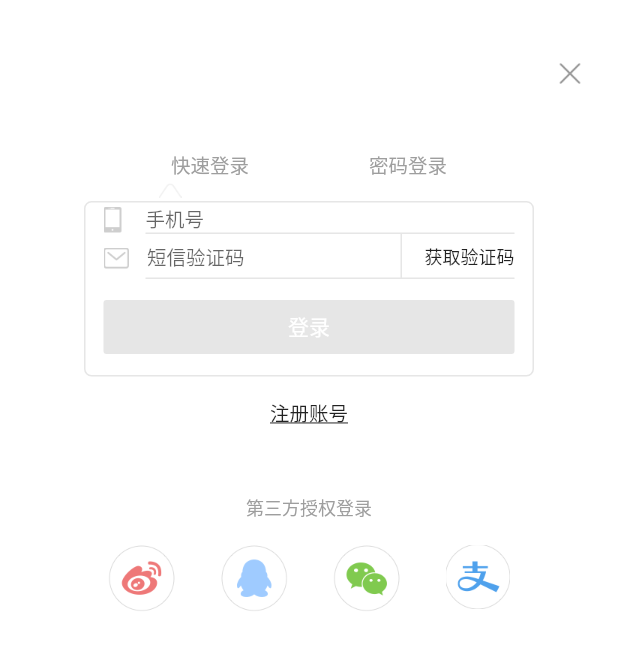
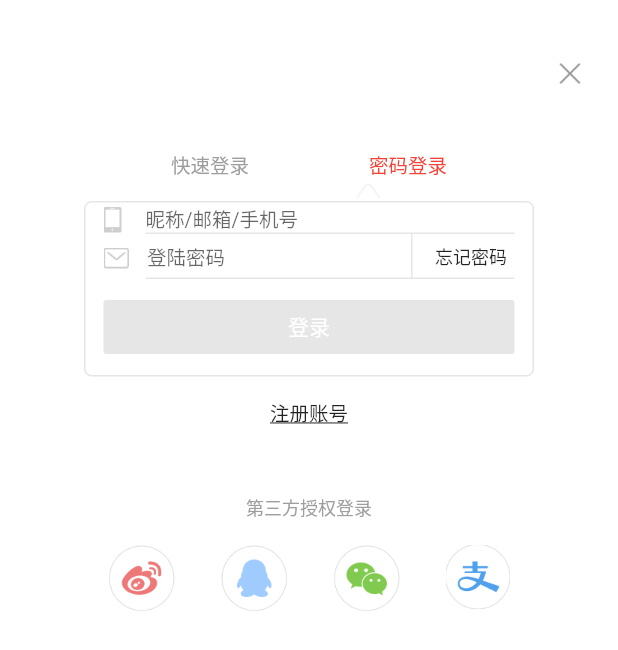
Before and after one commit to yyydddzzz/ymatou_demo, a Flutter app: the YMTLoginPage screen opened by its route, after a tap on "密码登录", on a phone screen of 412 x 824 dp. Shown: the top 650 px of the screen. Run offline on Flutter 3.47's test engine with Material 2 defaults, Android fonts, the light colour scheme and no system bars; our stand-ins replace bloc, device_info, dio, equatable, flutter_bloc, flutter_swiper and 1 more; network calls fail.

Commit message:
登陆页面部分逻辑

```diff
--- a/lib/my/pages/ymt_login_page.dart
+++ b/lib/my/pages/ymt_login_page.dart
@@ -1,8 +1,30 @@
+import 'dart:async';
 import 'package:flutter/material.dart';
+import 'package:rxdart/rxdart.dart';
 import '../../common/ymt_asset_path.dart';
 import '../../common/ymt_text_style.dart';
 
-class YMTLoginPage extends StatelessWidget {
+enum YMTLoginFieldType {
+  Message,
+  Password
+}
+
+class YMTLoginPage extends StatefulWidget {
+  YMTLoginPage({Key key}) : super(key: key);
+
+  @override
+  _YMTLoginPageState createState() => _YMTLoginPageState();
+}
+
+class _YMTLoginPageState extends State<YMTLoginPage> {
+  final StreamController<YMTLoginFieldType> _loginSwitchCtl = StreamController<YMTLoginFieldType>.broadcast();
+
+  @override
+  void dispose() {
+    _loginSwitchCtl.close();
+    super.dispose();
+  }
+
   @override
   Widget build(BuildContext context) {
     return Scaffold(
@@ -14,17 +36,26 @@ class YMTLoginPage extends StatelessWidget {
             color: Colors.white,
             child: Column(
               children: <Widget>[
-                Wrap(
+                StreamBuilder(
+                  stream: _loginSwitchCtl.stream,
+                  initialData: YMTLoginFieldType.Message,
+                  builder: (BuildContext context, AsyncSnapshot snapshot){
+                    return Container(
+                      child: Wrap(
                         spacing: 80,
                         children: <Widget>[
                           Column(
                             children: <Widget>[
                               GestureDetector(
-                          onTap: () {},
+                                onTap: () {
+                                  if (snapshot.data != YMTLoginFieldType.Message) {
+                                    _loginSwitchCtl.sink.add(YMTLoginFieldType.Message);
+                                  }
+                                },
                                 child: Text(
                                   '快速登录',
                                   style: TextStyle(
-                              color: Colors.grey,
+                                    color: snapshot.data == YMTLoginFieldType.Message ? Colors.red : Colors.grey,
                                     decoration: TextDecoration.none,
                                     fontSize: 13,
                                     fontWeight: FontWeight.normal
@@ -34,11 +65,15 @@ class YMTLoginPage extends StatelessWidget {
                             ],
                           ),
                           GestureDetector(
-                      onTap: () {},
+                            onTap: () {
+                              if (snapshot.data != YMTLoginFieldType.Password) {
+                                _loginSwitchCtl.sink.add(YMTLoginFieldType.Password);
+                              }
+                            },
                             child: Text(
                               '密码登录',
                               style: TextStyle(
-                          color: Colors.grey,
+                                color: snapshot.data == YMTLoginFieldType.Password ? Colors.red : Colors.grey,
                                 decoration: TextDecoration.none,
                                 fontSize: 13,
                                 fontWeight: FontWeight.normal
@@ -47,6 +82,9 @@ class YMTLoginPage extends StatelessWidget {
                           ),
                         ],
                       ),
+                    );
+                  },
+                ),
                 SizedBox(height: 15,),
                 Container(
                   width: 300,
@@ -54,6 +92,12 @@ class YMTLoginPage extends StatelessWidget {
                     border: Border.all(width: 1, color: Color(0xffe6e6e6)),
                     borderRadius: BorderRadius.circular(5),
                   ),
+                  child: StreamBuilder(
+                    stream: _loginSwitchCtl.stream,
+                    initialData: YMTLoginFieldType.Message,
+                    builder: (BuildContext context, AsyncSnapshot snapshot){
+                      print('object');
+                      return Container(
                         child: Column(
                           children: <Widget>[
                             Container(
@@ -70,9 +114,10 @@ class YMTLoginPage extends StatelessWidget {
                                   Container(
                                     width: 200,
                                     child: TextField(
+                                      keyboardType: TextInputType.phone,
                                       style: TextStyle(fontSize: 15),
                                       decoration: InputDecoration.collapsed(
-                                  hintText: '手机号',
+                                        hintText: snapshot.data == YMTLoginFieldType.Message ? '手机号' : '昵称/邮箱/手机号',
                                         hintStyle: TextStyle(fontSize: 13),
                                       ),
                                     ),
@@ -93,9 +138,10 @@ class YMTLoginPage extends StatelessWidget {
                                   ),
                                   Expanded(
                                     child: TextField(
+                                      keyboardType: TextInputType.phone,
                                       style: TextStyle(fontSize: 15),
                                       decoration: InputDecoration.collapsed(
-                                  hintText: '短信验证码',
+                                        hintText: snapshot.data == YMTLoginFieldType.Message ? '短信验证码' : '登陆密码',
                                         hintStyle: TextStyle(fontSize: 13),
                                       ),
                                     ),
@@ -105,11 +151,11 @@ class YMTLoginPage extends StatelessWidget {
                                     decoration: BoxDecoration(
                                       border: Border(left: BorderSide(width: 1, color: Color(0xffe6e6e6)))
                                     ),
-                              padding: EdgeInsets.only(left: 3),
+                                    padding: EdgeInsets.only(left: 3, right: snapshot.data == YMTLoginFieldType.Message ? 0 : 5),
                                     child: FlatButton(
                                       onPressed: () {},
                                       child: Text(
-                                  '获取验证码',
+                                        snapshot.data == YMTLoginFieldType.Message ? '获取验证码' : '忘记密码',
                                         style: TextStyle(
                                           fontSize: 12,
                                           color: Colors.black87
@@ -135,6 +181,9 @@ class YMTLoginPage extends StatelessWidget {
                               ),
                             )
                           ],
+                        ),
+                      );
+                    },
                   ),
                 ),
                 FlatButton(
@@ -170,10 +219,18 @@ class YMTLoginPage extends StatelessWidget {
               ],
             ),
           ),
-          Positioned(
+          StreamBuilder(
+            stream: _loginSwitchCtl.stream,
+            initialData: YMTLoginFieldType.Message,
+            builder: (BuildContext context, AsyncSnapshot snapshot){
+              return Container(
+                child: Positioned(
                   top: 120,
-            left: 106,
+                  left: snapshot.data == YMTLoginFieldType.Message ? 106 : 238,
                   child: Image.asset(ic_login_indicator,),
+                ),
+              );
+            },
           ),
           Positioned(
             top: 25,
```
Lines whose indentation alone changed are shown as unchanged.
